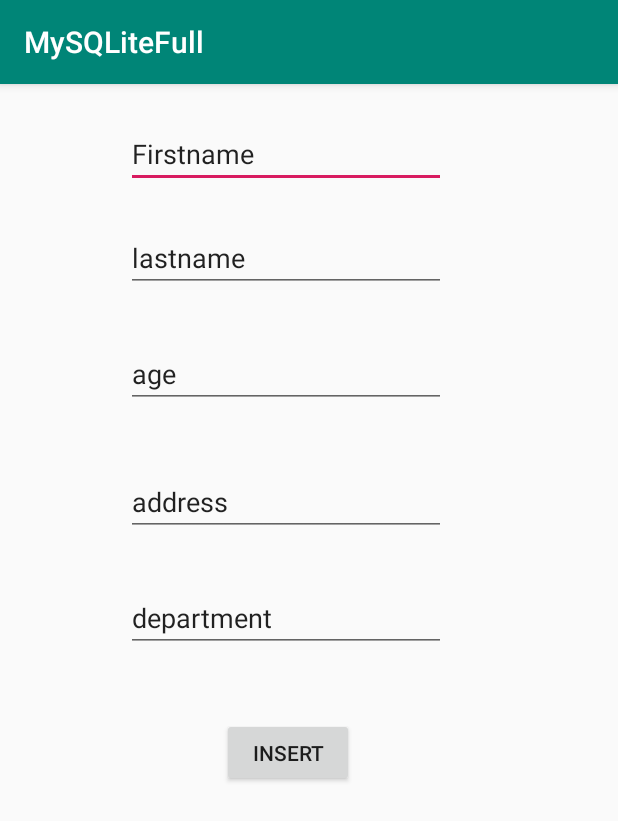
After one commit to boussara/MySQLiteFull, an Android app: the Insert2Activity screen opened directly, with no data from a screen before it, on a phone screen of 412 x 824 dp. The commit adds this screen. Shown: the top 821 px of the screen. Run offline under Robolectric (Android 15) with nearby library versions, the phone set to English and light mode, and no system bars.

Commit message:
SQLite Kotlin Android studio CRUD

```diff
--- a/app/build.gradle
+++ b/app/build.gradle
@@ -25,7 +25,7 @@ android {
 
 dependencies {
     implementation fileTree(dir: 'libs', include: ['*.jar'])
-    implementation"org.jetbrains.kotlin:kotlin-stdlib-jdk7:$kotlin_version"
+    implementation "org.jetbrains.kotlin:kotlin-stdlib-jdk7:$kotlin_version"
     implementation 'androidx.appcompat:appcompat:1.0.2'
     implementation 'androidx.core:core-ktx:1.0.2'
     implementation 'androidx.constraintlayout:constraintlayout:1.1.3'
--- a/app/src/main/AndroidManifest.xml
+++ b/app/src/main/AndroidManifest.xml
@@ -9,6 +9,11 @@
         android:roundIcon="@mipmap/ic_launcher_round"
         android:supportsRtl="true"
         android:theme="@style/AppTheme">
+        <activity android:name=".MyListAdapter"></activity>
+        <activity android:name=".Employee" />
+        <activity android:name=".DatabaseHelper" />
+        <activity android:name=".Database2Activity" />
+        <activity android:name=".Insert2Activity" />
         <activity android:name=".MainActivity">
             <intent-filter>
                 <action android:name="android.intent.action.MAIN" />
--- /dev/null
+++ b/app/src/main/java/com/example/mysqlitefull/Employee.kt
@@ -0,0 +1,4 @@
+package com.example.mysqlitefull
+
+class Employee(val id:String ,val firstname:String ,val lastname:String ,
+               val age:String,val address:String,val department:String)
--- /dev/null
+++ b/app/src/main/java/com/example/mysqlitefull/Insert2Activity.kt
@@ -0,0 +1,40 @@
+package com.example.mysqlitefull
+
+import androidx.appcompat.app.AppCompatActivity
+import android.os.Bundle
+import android.widget.Button
+import android.widget.EditText
+import android.widget.Toast
+
+class Insert2Activity : AppCompatActivity() {
+    internal var helper = DatabaseHelper(this)
+    lateinit var btn : Button
+    lateinit var editText:EditText
+    lateinit var editText2:EditText
+    lateinit var editText3:EditText
+    lateinit var editText4:EditText
+    lateinit var editText5:EditText
+
+    override fun onCreate(savedInstanceState: Bundle?) {
+        super.onCreate(savedInstanceState)
+        setContentView(R.layout.activity_insert2)
+
+        editText = findViewById(R.id.firstname)
+        editText2 = findViewById(R.id.lastname)
+        editText3 = findViewById(R.id.age)
+        editText4 = findViewById(R.id.address)
+        editText5 = findViewById(R.id.department)
+
+        btn = findViewById(R.id.insert)
+
+        btn.setOnClickListener {
+            helper.insertData(editText.text.toString().trim(),
+                editText2.text.toString().trim(),
+                editText3.text.toString().trim(),
+                editText4.text.toString().trim(),
+                editText5.text.toString().trim())
+            Toast.makeText(this, "Inserted",Toast.LENGTH_LONG).show()
+        }
+
+    }
+}
--- /dev/null
+++ b/app/src/main/res/layout/activity_insert2.xml
@@ -0,0 +1,79 @@
+<?xml version="1.0" encoding="utf-8"?>
+<androidx.constraintlayout.widget.ConstraintLayout xmlns:android="http://schemas.android.com/apk/res/android"
+    xmlns:app="http://schemas.android.com/apk/res-auto"
+    xmlns:tools="http://schemas.android.com/tools"
+    android:layout_width="match_parent"
+    android:layout_height="match_parent"
+    tools:context=".Insert2Activity">
+
+    <EditText
+        android:id="@+id/firstname"
+        android:layout_width="wrap_content"
+        android:layout_height="wrap_content"
+        android:layout_marginStart="84dp"
+        android:layout_marginTop="24dp"
+        android:ems="10"
+        android:inputType="textPersonName"
+        android:text="Firstname"
+        app:layout_constraintStart_toStartOf="parent"
+        app:layout_constraintTop_toTopOf="parent" />
+
+    <EditText
+        android:id="@+id/lastname"
+        android:layout_width="wrap_content"
+        android:layout_height="wrap_content"
+        android:layout_marginStart="84dp"
+        android:layout_marginTop="24dp"
+        android:ems="10"
+        android:inputType="textPersonName"
+        android:text="lastname"
+        app:layout_constraintStart_toStartOf="parent"
+        app:layout_constraintTop_toBottomOf="@+id/firstname" />
+
+    <EditText
+        android:id="@+id/age"
+        android:layout_width="wrap_content"
+        android:layout_height="wrap_content"
+        android:layout_marginStart="84dp"
+        android:layout_marginTop="32dp"
+        android:ems="10"
+        android:inputType="textPersonName"
+        android:text="age"
+        app:layout_constraintStart_toStartOf="parent"
+        app:layout_constraintTop_toBottomOf="@+id/lastname" />
+
+    <EditText
+        android:id="@+id/address"
+        android:layout_width="wrap_content"
+        android:layout_height="wrap_content"
+        android:layout_marginStart="84dp"
+        android:layout_marginTop="40dp"
+        android:ems="10"
+        android:inputType="textPersonName"
+        android:text="address"
+        app:layout_constraintStart_toStartOf="parent"
+        app:layout_constraintTop_toBottomOf="@+id/age" />
+
+    <EditText
+        android:id="@+id/department"
+        android:layout_width="wrap_content"
+        android:layout_height="wrap_content"
+        android:layout_marginStart="84dp"
+        android:layout_marginTop="32dp"
+        android:ems="10"
+        android:inputType="textPersonName"
+        android:text="department"
+        app:layout_constraintStart_toStartOf="parent"
+        app:layout_constraintTop_toBottomOf="@+id/address" />
+
+    <Button
+        android:id="@+id/insert"
+        android:layout_width="wrap_content"
+        android:layout_height="46dp"
+        android:layout_marginStart="148dp"
+        android:layout_marginTop="44dp"
+        android:text="insert"
+        app:layout_constraintStart_toStartOf="parent"
+        app:layout_constraintTop_toBottomOf="@+id/department" />
+
+</androidx.constraintlayout.widget.ConstraintLayout>
```
Also changed, not shown: app/src/main/java/com/example/mysqlitefull/Database2Activity.kt (added, +54 -0 lines), app/src/main/java/com/example/mysqlitefull/DatabaseHelper.kt (added, +77 -0 lines), app/src/main/java/com/example/mysqlitefull/MainActivity.kt (+21 -0 lines), app/src/main/java/com/example/mysqlitefull/MyListAdapter.kt (added, +106 -0 lines), app/src/main/res/layout/activity_database2.xml (added, +25 -0 lines), app/src/main/res/layout/activity_main.xml (+30 -5 lines), app/src/main/res/layout/employee.xml (added, +35 -0 lines), app/src/main/res/layout/employee_update.xml (added, +68 -0 lines).
